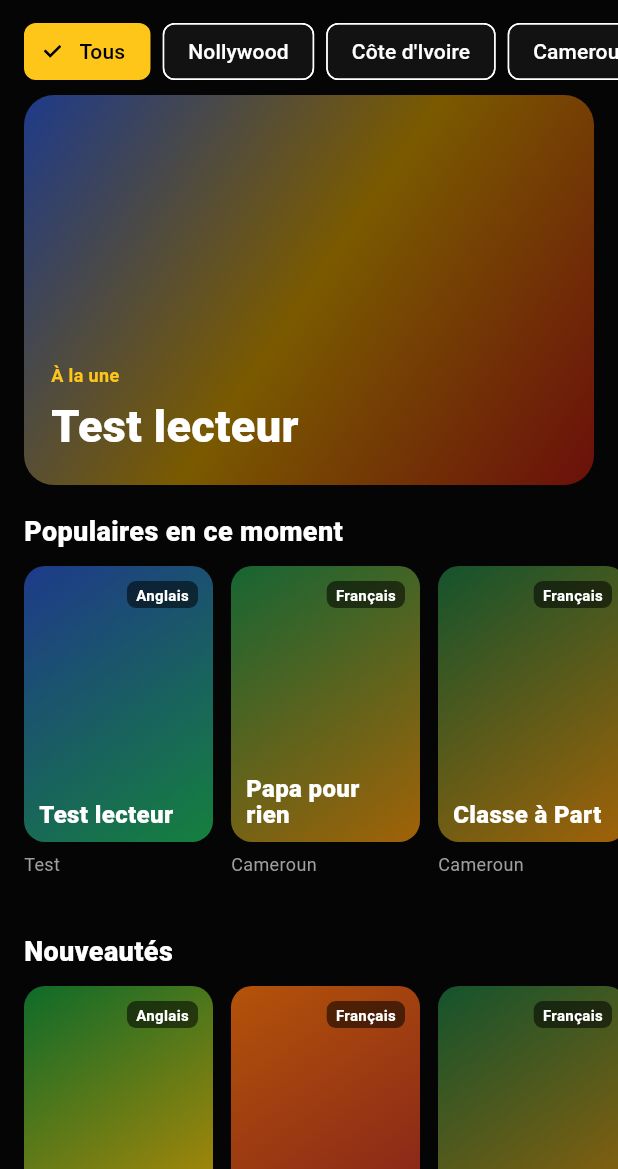
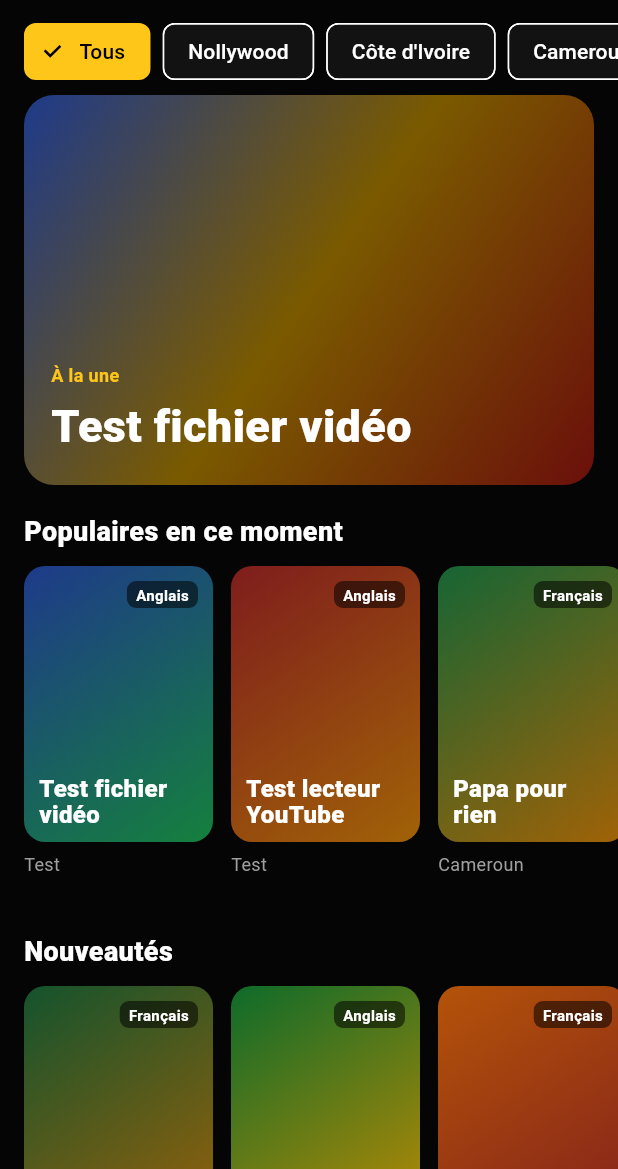
Before and after one commit to fredel-AfriFilm/AfriFilm-TV-, a Flutter app: the screen it shows after launch, on a phone screen of 412 x 824 dp, the part 67-1236 px from its top. Run offline on Flutter 3.47's test engine with Material 3 defaults, Android fonts, the phone set to English and light mode, and no system bars; our stand-ins replace youtube_player_flutter.

Commit message:
Enhance Film class with optional URL parameter
Added an optional 'url' parameter to the Film class and updated film instances to include it where applicable.

```diff
--- a/lib/films.dart
+++ b/lib/films.dart
@@ -4,17 +4,19 @@ class Film {
   final String title, cat, lang;
   final Color c1, c2;
   final String? videoId;
-  const Film(this.title, this.cat, this.lang, this.c1, this.c2, [this.videoId]);
+  final String? url;
+  const Film(this.title, this.cat, this.lang, this.c1, this.c2,
+      [this.videoId, this.url]);
 }
 
 const films = [
-  Film('Test lecteur', 'Test', 'Anglais', Color(0xFF1E3A8A), Color(0xFF15803D), 'dQw4w9WgXcQ'),
+  Film('Test fichier vidéo', 'Test', 'Anglais', Color(0xFF1E3A8A), Color(0xFF15803D), null, 'https://flutter.github.io/assets-for-api-docs/assets/videos/bee.mp4'),
+  Film('Test lecteur YouTube', 'Test', 'Anglais', Color(0xFF7F1D1D), Color(0xFFA16207), 'dQw4w9WgXcQ'),
   Film('Papa pour rien', 'Cameroun', 'Français', Color(0xFF166534), Color(0xFFA16207), 't6wCp0pQ26k'),
   Film('Classe à Part', 'Cameroun', 'Français', Color(0xFF14532D), Color(0xFFA16207), 'jZM2SsVfmxw'),
   Film('La Dernière Dot', 'Nollywood', 'Anglais', Color(0xFF0D6B2A), Color(0xFFC98D00)),
   Film('Abidjan Nights', "Côte d'Ivoire", 'Français', Color(0xFFB45309), Color(0xFF7F1D1D)),
   Film('Le Roi de Douala', 'Cameroun', 'Français', Color(0xFF14532D), Color(0xFFA16207)),
-  Film('Mariage à Lagos', 'Nollywood', 'Anglais', Color(0xFF7F1D1D), Color(0xFFC98D00)),
   Film('Cotonou Blues', 'Bénin', 'Français', Color(0xFF14532D), Color(0xFFB91C1C)),
 ];
 
```
